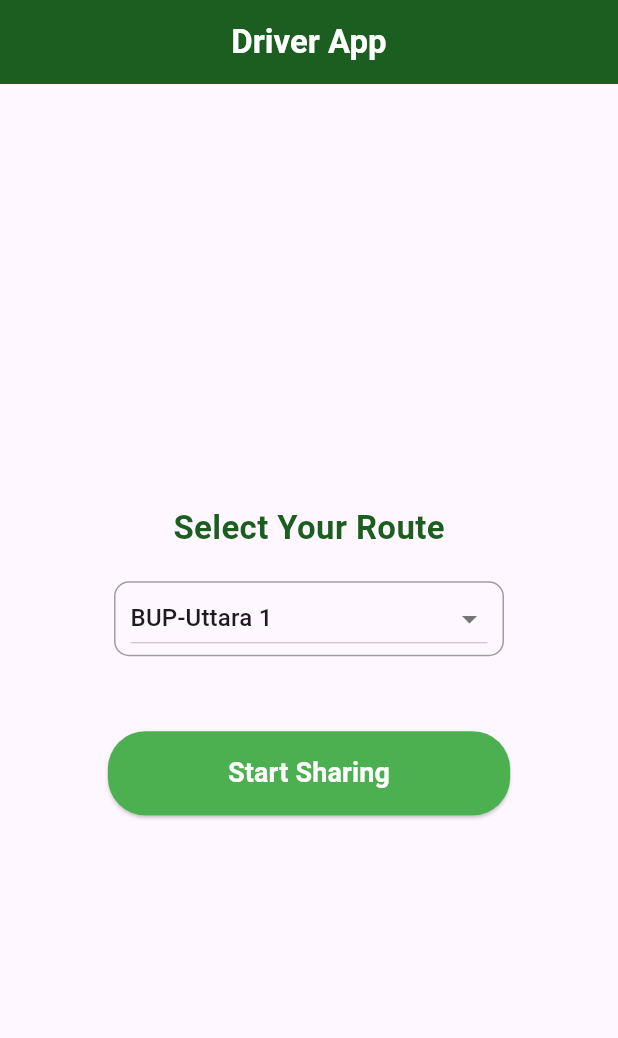
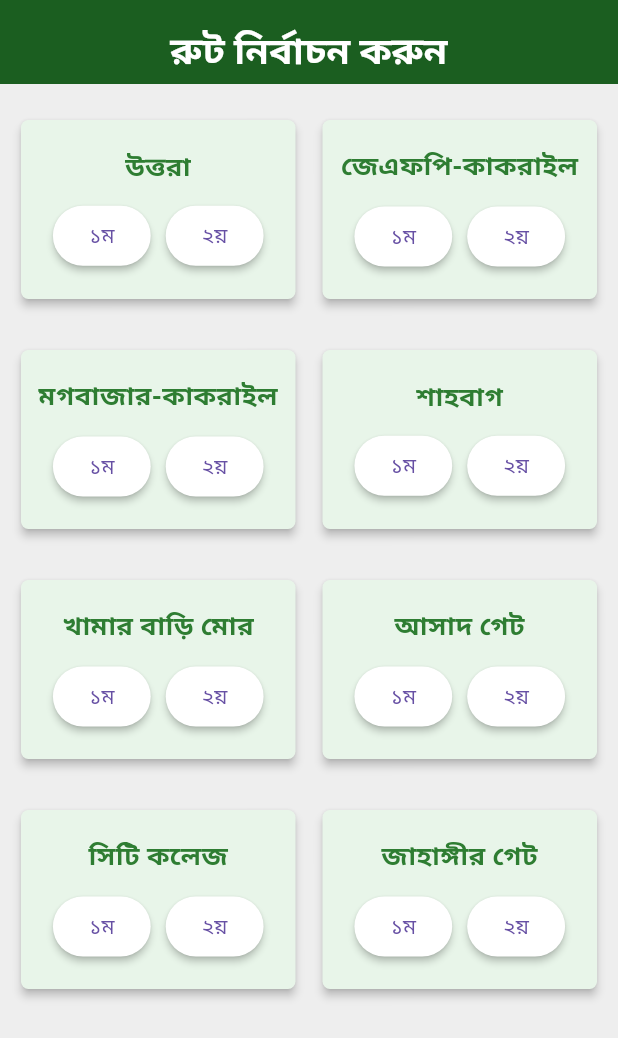
Before and after one commit to Samiul-Hossen-Sarkar-Santo/bus_tracker_driver_app, a Flutter app: the screen it shows after launch, on a phone screen of 412 x 824 dp. Shown: the top 1038 px of the screen. Run offline on Flutter 3.47's test engine with Material 3 defaults, Android fonts, the phone set to English and light mode, and no system bars; our stand-ins replace firebase_core, firebase_database, google_maps_flutter, location, permission_handler; accounts and stored records are empty.

Commit message:
Refactor home screen UI completely: replace HomeScreen with Home, update route selection logic, and enable direct location sharing

```diff
--- /dev/null
+++ b/lib/screens/home.dart
@@ -0,0 +1,138 @@
+import 'package:bus_tracker_driver_app/screens/map_screen.dart';
+import 'package:flutter/material.dart';
+
+class Home extends StatefulWidget {
+  @override
+  _HomeState createState() => _HomeState();
+}
+
+String selectedRoute = "";
+
+class _HomeState extends State<Home> {
+  final List<String> routes = [
+    "BUP-Uttara",
+    "BUP-JFP-Kakrail",
+    "BUP-Maghbazar-Kakrail",
+    "BUP-Shahbagh",
+    "BUP-Khamar Bari Mor",
+    "BUP-Asad Gate",
+    "BUP-City College",
+    "BUP-Jahangir Gate",
+  ];
+  final List<String> routesInBangla = [
+    "উত্তরা",
+    "জেএফপি-কাকরাইল",
+    "মগবাজার-কাকরাইল",
+    "শাহবাগ",
+    "খামার বাড়ি মোর",
+    "আসাদ গেট",
+    "সিটি কলেজ",
+    "জাহাঙ্গীর গেট",
+  ];
+
+  void routeNameConversion(int index, int id) {
+    setState(() {
+      selectedRoute = "${routes[index]} $id";
+      print("Selected Route: $selectedRoute");
+    });
+    // Start sharing location directly
+    Navigator.push(
+      context,
+      MaterialPageRoute(builder: (context) => MapScreen(startSharing: true)),
+    );
+  }
+
+  @override
+  Widget build(BuildContext context) {
+    return Scaffold(
+      appBar: AppBar(
+        title: const Padding(
+          padding: EdgeInsets.only(top: 10.0),
+          child: Text(
+            'রুট নির্বাচন করুন',
+            style: TextStyle(
+              color: Colors.white,
+              fontWeight: FontWeight.bold,
+              fontSize: 25.0,
+            ),
+          ),
+        ),
+        backgroundColor: Colors.green[900],
+        centerTitle: true,
+        iconTheme: const IconThemeData(
+          color: Colors.white, // Back button color
+        ),
+      ),
+      body: Padding(
+        padding: const EdgeInsets.only(top: 20.0, left: 10.0, right: 10.0),
+        child: GridView.builder(
+          gridDelegate: const SliverGridDelegateWithFixedCrossAxisCount(
+            crossAxisCount: 2, // 2 cards per row
+            mainAxisSpacing: 26.0,
+            crossAxisSpacing: 10.0,
+            childAspectRatio: 3 / 2, // Aspect ratio for cards
+          ),
+          itemCount: routesInBangla.length, // Ensure only 8 items are displayed
+          itemBuilder: (context, index) {
+            final route = routesInBangla[index];
+            return Card(
+              color: Colors.green[50], //  as const
+              shape: RoundedRectangleBorder(
+                borderRadius: BorderRadius.circular(5.0),
+              ),
+              elevation: 2.5,
+              child: Column(
+                mainAxisAlignment: MainAxisAlignment.center,
+                children: [
+                  Text(
+                    route,
+                    style: TextStyle(
+                      color: Colors.green[800],
+                      fontWeight: FontWeight.bold,
+                      fontSize: 17.5,
+                    ),
+                    textAlign: TextAlign.center,
+                  ),
+                  const SizedBox(height: 10),
+                  Row(
+                    mainAxisAlignment: MainAxisAlignment.center,
+                    children: [
+                      ElevatedButton(
+                        style: ButtonStyle(
+                          elevation: const WidgetStatePropertyAll(2),
+                          shadowColor:
+                              const WidgetStatePropertyAll(Colors.black),
+                          backgroundColor:
+                              WidgetStateProperty.all(Colors.white),
+                        ),
+                        onPressed: () {
+                          routeNameConversion(index, 1);
+                        },
+                        child: const Text("১ম"),
+                      ),
+                      const SizedBox(width: 10),
+                      ElevatedButton(
+                        style: ButtonStyle(
+                          elevation: const WidgetStatePropertyAll(2),
+                          shadowColor:
+                              const WidgetStatePropertyAll(Colors.black),
+                          backgroundColor:
+                              WidgetStateProperty.all(Colors.white),
+                        ),
+                        onPressed: () {
+                          routeNameConversion(index, 2);
+                        },
+                        child: const Text("২য়"),
+                      ),
+                    ],
+                  ),
+                ],
+              ),
+            );
+          },
+        ),
+      ),
+      backgroundColor: Colors.grey[200],
+    );
+  }
+}
--- a/lib/screens/home_screen.dart
+++ /dev/null
@@ -1,120 +0,0 @@
-import 'package:bus_tracker_driver_app/screens/map_screen.dart';
-import 'package:flutter/material.dart';
-
-class HomeScreen extends StatefulWidget {
-  @override
-  _HomeScreenState createState() => _HomeScreenState();
-}
-
-String selectedRoute = "BUP-Uttara 1";
-
-class _HomeScreenState extends State<HomeScreen> {
-  final List<String> routes = [
-    "BUP-Uttara 1",
-    "BUP-Uttara 2",
-    "BUP-JFP-Kakrail 1",
-    "BUP-JFP-Kakrail 2",
-    "BUP-Maghbazar-Kakrail 1",
-    "BUP-Maghbazar-Kakrail 2",
-    "BUP-Shahbagh 1",
-    "BUP-Shahbagh 2",
-    "BUP-Khamar Bari Mor 1",
-    "BUP-Khamar Bari Mor 2",
-    "BUP-Asad Gate 1",
-    "BUP-Asad Gate 2",
-    "BUP-City College 1",
-    "BUP-City College 2",
-    "BUP-Jahangir Gate 1",
-    "BUP-Jahangir Gate 2",
-  ];
-
-  @override
-  Widget build(BuildContext context) {
-    return Scaffold(
-      appBar: AppBar(
-        title: const Text(
-          "Driver App",
-          style: TextStyle(color: Colors.white, fontWeight: FontWeight.bold),
-        ),
-        backgroundColor: Colors.green[900],
-        centerTitle: true,
-      ),
-      body: Container(
-        padding: const EdgeInsets.all(16.0),
-        child: Center(
-          child: Column(
-            mainAxisAlignment: MainAxisAlignment.center,
-            children: [
-              Text(
-                "Select Your Route",
-                style: TextStyle(
-                  fontSize: 22,
-                  fontWeight: FontWeight.bold,
-                  color: Colors.green[900],
-                ),
-              ),
-              const SizedBox(height: 20),
-              SizedBox(
-                width: 260, // Set the desired width
-                child: Container(
-                  padding: const EdgeInsets.symmetric(horizontal: 10),
-                  decoration: BoxDecoration(
-                    borderRadius: BorderRadius.circular(10),
-                    border: Border.all(
-                      color: Colors.grey,
-                    ),
-                  ),
-                  child: DropdownButton<String>(
-                    value: selectedRoute,
-                    isExpanded: true,
-                    icon: Icon(Icons.arrow_drop_down, color: Colors.grey[600]),
-                    borderRadius: BorderRadius.circular(15),
-                    dropdownColor: Colors.white,
-                    items: routes
-                        .map((route) => DropdownMenuItem(
-                              value: route,
-                              child: Text(
-                                route,
-                                style: const TextStyle(fontSize: 16),
-                              ),
-                            ))
-                        .toList(),
-                    onChanged: (value) {
-                      setState(() {
-                        selectedRoute = value!;
-                      });
-                    },
-                  ),
-                ),
-              ),
-              const SizedBox(height: 50),
-              ElevatedButton(
-                onPressed: () {
-                  Navigator.push(
-                    context,
-                    MaterialPageRoute(builder: (context) => MapScreen()),
-                  );
-                },
-                style: ElevatedButton.styleFrom(
-                  backgroundColor: Colors.green,
-                  padding:
-                      const EdgeInsets.symmetric(horizontal: 80, vertical: 15),
-                  shape: RoundedRectangleBorder(
-                    borderRadius: BorderRadius.circular(25),
-                  ),
-                ),
-                child: const Text(
-                  "Start Sharing",
-                  style: TextStyle(
-                      fontSize: 18,
-                      fontWeight: FontWeight.bold,
-                      color: Colors.white),
-                ),
-              ),
-            ],
-          ),
-        ),
-      ),
-    );
-  }
-}
--- a/lib/screens/loading.dart
+++ b/lib/screens/loading.dart
@@ -1,4 +1,4 @@
-import 'package:bus_tracker_driver_app/screens/home_screen.dart';
+import 'package:bus_tracker_driver_app/screens/home.dart';
 import 'package:flutter/material.dart';
 
 class LoadingScreen extends StatefulWidget {
@@ -48,7 +48,7 @@ class _LoadingScreenState extends State<LoadingScreen>
     Future.delayed(const Duration(seconds: 4), () {
       Navigator.pushReplacement(
         context,
-        MaterialPageRoute(builder: (context) => HomeScreen()),
+        MaterialPageRoute(builder: (context) => Home()),
       );
     });
   }
--- a/lib/screens/map_screen.dart
+++ b/lib/screens/map_screen.dart
@@ -3,10 +3,14 @@ import 'package:google_maps_flutter/google_maps_flutter.dart';
 import 'package:location/location.dart' as loc;
 import 'package:firebase_database/firebase_database.dart';
 import 'dart:async';
-import 'package:bus_tracker_driver_app/screens/home_screen.dart';
+import 'package:bus_tracker_driver_app/screens/home.dart';
 import 'package:permission_handler/permission_handler.dart';
 
 class MapScreen extends StatefulWidget {
+  final bool startSharing;
+
+  MapScreen({this.startSharing = false});
+
   @override
   _MapScreenState createState() => _MapScreenState();
 }
@@ -88,11 +92,16 @@ class _MapScreenState extends State<MapScreen> {
     _locationService.enableBackgroundMode(enable: true);
     _locationService.changeNotificationOptions(
       channelName: 'location_tracking',
-      title: 'You\'re sharing your location.',
+      title: 'আপনি লোকেশন শেয়ার করছেন',
       onTapBringToFront: true,
       iconName: 'ic_launcher.png',
     );
     _getUserLocation();
+
+    // Start sharing location if startSharing is true
+    if (widget.startSharing) {
+      _toggleLocationSharing();
+    }
   }
 
   // Fetch the user's current location
@@ -109,7 +118,6 @@ class _MapScreenState extends State<MapScreen> {
       if (_permissionGranted == loc.PermissionStatus.denied) {
         _permissionGranted = await _locationService.requestPermission();
         if (_permissionGranted != loc.PermissionStatus.granted) {}
-        ;
       }
       if (await Permission.locationWhenInUse.isGranted) {
         final backgroundPermissionStatus =
```
